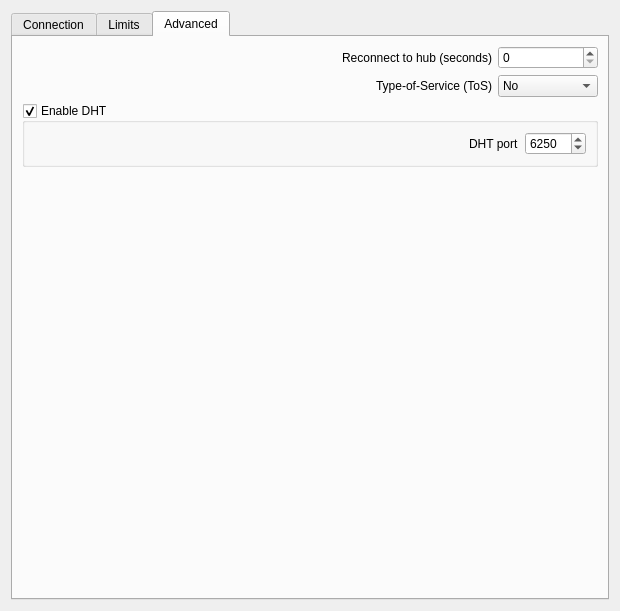
Before: the Qt Designer form eiskaltdcpp-qt/ui/UISettingsConnection.ui in eiskaltdcpp/eiskaltdcpp, drawn with Qt 5.
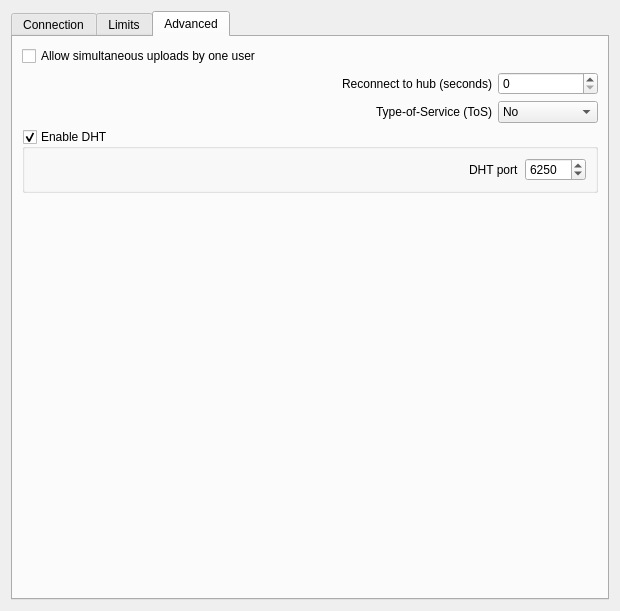
After: the same form once the commit is applied. The open tabs and pages were chosen to show the change. Custom widgets are drawn as their Qt base class.

Commit message: Core: 	* Option for allowing simultaneous uploads by user. EiskaltDC++ Qt: 	* Option for allowing simultaneous uploads by user.

```diff
--- a/eiskaltdcpp-qt/ui/UISettingsConnection.ui
+++ b/eiskaltdcpp-qt/ui/UISettingsConnection.ui
@@ -765,6 +765,13 @@
        <string>Advanced</string>
       </attribute>
       <layout class="QVBoxLayout" name="verticalLayout_5">
+       <item>
+        <widget class="QCheckBox" name="checkBox_ALLOW_SIM_UPLOADS">
+         <property name="text">
+          <string>Allow simultaneous uploads by one user</string>
+         </property>
+        </widget>
+       </item>
        <item>
         <layout class="QGridLayout" name="gridLayout_11">
          <item row="0" column="0">
```
The commit also changes 4 other files.
